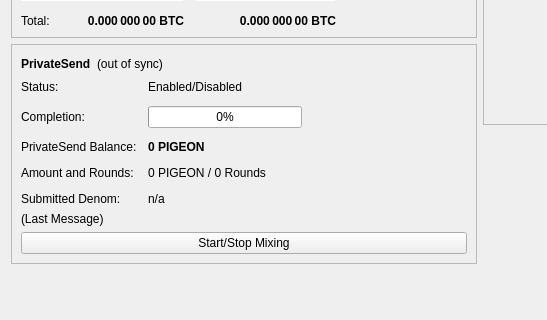
Pigeoncoin/pigeoncoin, file src/qt/forms/overviewpage.ui: the form before one commit; both pictures show x 0 to 547 and y 178 to 498 of the 960 by 585 pixel window.
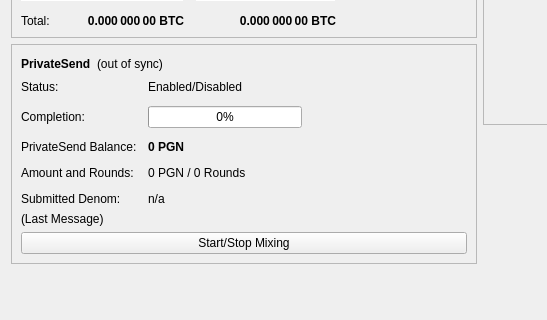
The form after the commit.

Commit message: Refactor PIGEON to PGN Fix mainnet sync Update version to v1.18.0.3

Diff of the .ui file:
```diff
--- a/src/qt/forms/overviewpage.ui
+++ b/src/qt/forms/overviewpage.ui
@@ -508,7 +508,7 @@
                </font>
               </property>
               <property name="text">
-               <string notr="true">0 PIGEON</string>
+               <string notr="true">0 PGN</string>
               </property>
              </widget>
             </item>
@@ -522,7 +522,7 @@
             <item row="3" column="1">
              <widget class="QLabel" name="labelAmountRounds">
               <property name="text">
-               <string>0 PIGEON / 0 Rounds</string>
+               <string>0 PGN / 0 Rounds</string>
               </property>
              </widget>
             </item>
```
The commit also changes 60 other files.
